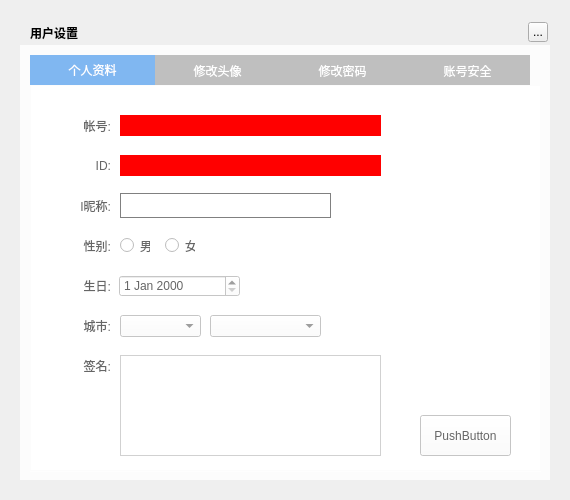
Qt form musicUi/musicUsermanager/musicuserrecordwidget.ui (Greedysky/TTKMusicPlayer) before a commit.
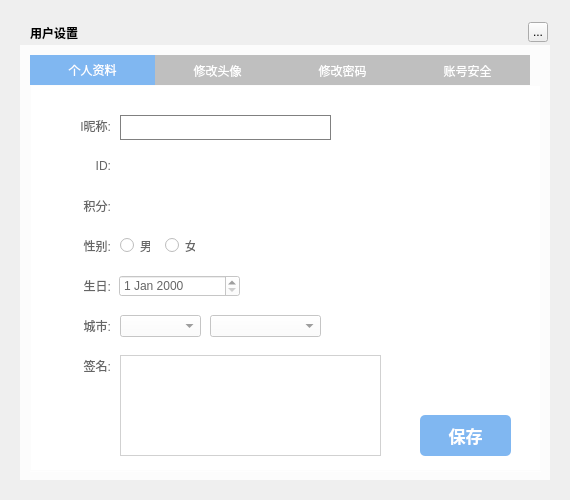
The same form after that commit.

Commit message: update first tab widget[551236]

Patch:
```diff
--- a/musicUi/musicUsermanager/musicuserrecordwidget.ui
+++ b/musicUi/musicUsermanager/musicuserrecordwidget.ui
@@ -112,7 +112,7 @@
       <property name="geometry">
        <rect>
         <x>50</x>
-        <y>30</y>
+        <y>110</y>
         <width>31</width>
         <height>21</height>
        </rect>
@@ -121,7 +121,7 @@
        <string notr="true"/>
       </property>
       <property name="text">
-       <string>帐号:</string>
+       <string>积分:</string>
       </property>
       <property name="alignment">
        <set>Qt::AlignRight|Qt::AlignTrailing|Qt::AlignVCenter</set>
@@ -131,14 +131,11 @@
       <property name="geometry">
        <rect>
         <x>90</x>
-        <y>30</y>
+        <y>110</y>
         <width>261</width>
         <height>21</height>
        </rect>
       </property>
-      <property name="styleSheet">
-       <string notr="true">background:red</string>
-      </property>
       <property name="text">
        <string/>
       </property>
@@ -168,9 +165,6 @@
         <height>21</height>
        </rect>
       </property>
-      <property name="styleSheet">
-       <string notr="true">background:red</string>
-      </property>
       <property name="text">
        <string/>
       </property>
@@ -179,7 +173,7 @@
       <property name="geometry">
        <rect>
         <x>50</x>
-        <y>110</y>
+        <y>30</y>
         <width>31</width>
         <height>21</height>
        </rect>
@@ -264,21 +258,27 @@
         <height>41</height>
        </rect>
       </property>
+      <property name="cursor">
+       <cursorShape>PointingHandCursor</cursorShape>
+      </property>
+      <property name="styleSheet">
+       <string notr="true">QPushButton{border-radius:5px;background-color:#80B7F1;color:white;font-size:17px;font-weight:bold;}</string>
+      </property>
       <property name="text">
-       <string>PushButton</string>
+       <string>保存</string>
       </property>
      </widget>
      <widget class="QLineEdit" name="nicknameEdit">
       <property name="geometry">
        <rect>
         <x>90</x>
-        <y>108</y>
+        <y>30</y>
         <width>211</width>
         <height>25</height>
        </rect>
       </property>
       <property name="styleSheet">
-       <string notr="true">QLineEdit{font-size:14px;color:#BFBFBF; font-weight:normal;border: 1px solid gray;}QLineEdit::hover{ border: 1px solid #AAAAFF;}</string>
+       <string notr="true">QLineEdit{font-size:12px;color:#BFBFBF; font-weight:normal;border: 1px solid gray;}QLineEdit::hover{ border: 1px solid #AAAAFF;}</string>
       </property>
      </widget>
      <widget class="QRadioButton" name="maleRadioButton_F">
```
Left out of the diff: 34 changed lines with no effect on the pictures. The commit also changes 5 other files.
